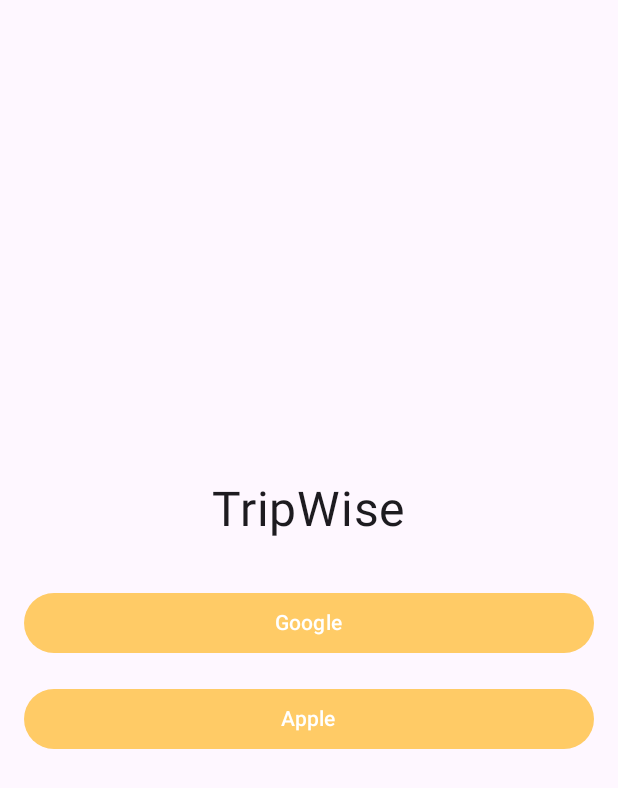
After one commit to mashrurchowdhury/TripWise, an Android app built with Jetpack Compose: the composable LoginScreen shown on its own in the app's theme, on a phone screen of 412 x 824 dp. The commit adds this screen. Shown: the top 788 px of the screen. Run offline under Robolectric (Android 15) with nearby library versions, the phone set to English and light mode, and no system bars.

Commit message:
add login screen

```diff
--- a/app/src/main/java/com/example/tripwise/MainActivity.kt
+++ b/app/src/main/java/com/example/tripwise/MainActivity.kt
@@ -5,7 +5,7 @@ import android.os.Bundle
 import androidx.activity.ComponentActivity
 import androidx.activity.compose.setContent
 import androidx.activity.enableEdgeToEdge
-import androidx.compose.material3.Text
+import com.example.tripwise.ui.screens.LoginScreen
 import com.example.tripwise.ui.theme.TripwiseTheme
 
 class MainActivity : ComponentActivity() {
@@ -14,7 +14,7 @@ class MainActivity : ComponentActivity() {
         super.onCreate(savedInstanceState)
         setContent {
             TripwiseTheme {
-                Text("HELLO WORLD")
+                LoginScreen()
             }
         }
     }
--- /dev/null
+++ b/app/src/main/java/com/example/tripwise/ui/screens/LoginScreen.kt
@@ -0,0 +1,41 @@
+package com.example.tripwise.ui.screens
+
+import androidx.compose.foundation.layout.*
+import androidx.compose.material3.Button
+import androidx.compose.material3.Text
+import androidx.compose.runtime.Composable
+import androidx.compose.ui.Alignment
+import androidx.compose.ui.Modifier
+import androidx.compose.ui.unit.dp
+import androidx.compose.ui.unit.sp
+
+@Composable
+fun LoginScreen() {
+    Column(
+        modifier = Modifier
+            .fillMaxSize()
+            .padding(16.dp),
+        horizontalAlignment = Alignment.CenterHorizontally,
+        verticalArrangement = Arrangement.Center
+    ) {
+        Text(
+            text = "TripWise",
+            fontSize = 32.sp,
+            modifier = Modifier.padding(bottom = 32.dp)
+        )
+        Button(
+            onClick = { /* Handle Google login */ },
+            modifier = Modifier
+                .fillMaxWidth()
+                .padding(bottom = 16.dp)
+        ) {
+            Text("Google")
+        }
+        Button(
+            onClick = { /* Handle Apple login */ },
+            modifier = Modifier.fillMaxWidth()
+        ) {
+            Text("Apple")
+        }
+    }
+}
```
